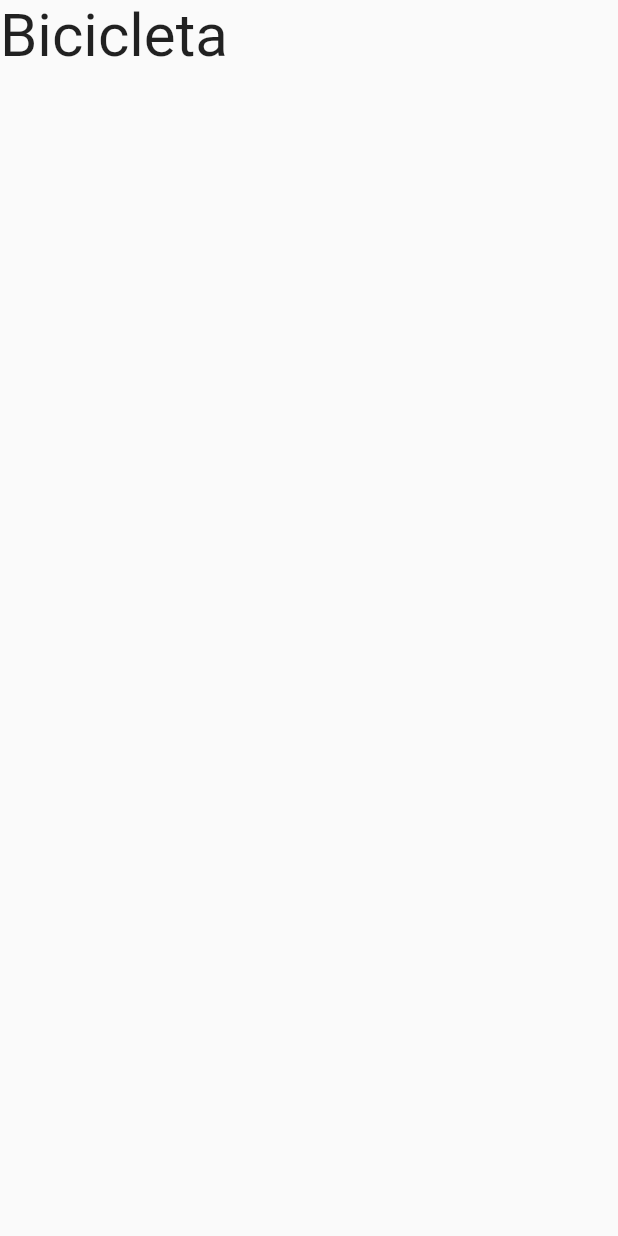
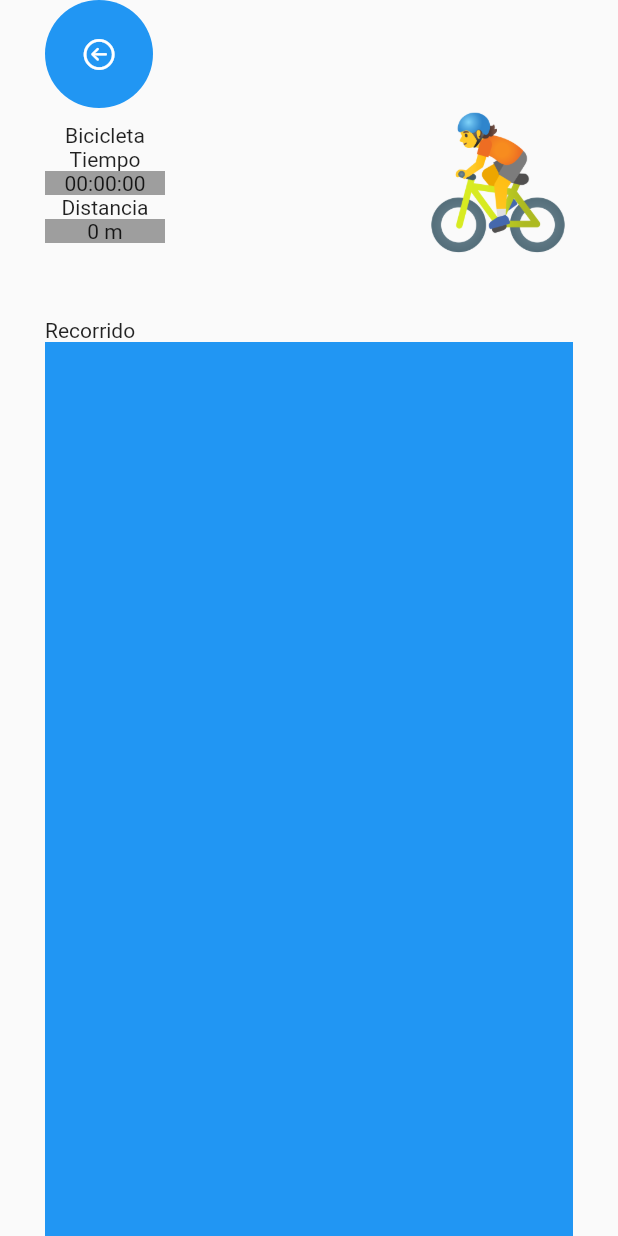
Before and after one commit to SamirPerezBazza/excercise-tracker, a Flutter app: the FirstRoute screen opened by its route, on a phone screen of 412 x 824 dp. Run offline on Flutter 3.47's test engine with Material 2 defaults, Android fonts, the phone set to English and light mode, and no system bars; missing offline and left inert: dart:ffi.

Commit message:
finished basic layout for the activity screen

```diff
--- a/lib/activity.dart
+++ b/lib/activity.dart
@@ -1,5 +1,6 @@
 import 'package:flutter/cupertino.dart';
 import 'package:flutter/material.dart';
+import 'package:flutter/services.dart';
 
 class FirstRoute extends StatelessWidget {
   const FirstRoute({super.key});
@@ -7,21 +8,91 @@ class FirstRoute extends StatelessWidget {
   @override
   Widget build(BuildContext context) {
     return Scaffold(
-        body: Column(
+        body: Padding(
+      padding: const EdgeInsets.symmetric(horizontal: 30),
+      child: Column(
         children: <Widget>[
           Align(
-            alignment: Alignment.topLeft,
+              alignment: Alignment.center,
               widthFactor: 1.7,
               child: Column(
                 crossAxisAlignment: CrossAxisAlignment.start,
-              children: const [
-                Text(
-                  'Bicicleta',
-                  style: TextStyle(fontSize: 40),
+                children: [
+                  ElevatedButton(
+                      style: ElevatedButton.styleFrom(
+                          shape: const CircleBorder(),
+                          padding: const EdgeInsets.all(24),
+                          elevation: 0),
+                      onPressed: () {},
+                      child: const Icon(CupertinoIcons.arrow_left_circle)),
+                  Row(
+                    mainAxisAlignment: MainAxisAlignment.spaceBetween,
+                    children: [
+                      Column(
+                        children: <Widget>[
+                          const Text("Bicicleta"),
+                          const Text("Tiempo"),
+                          Container(
+                            alignment: Alignment.center,
+                            width: 80,
+                            color: Colors.grey,
+                            child: const Text("00:00:00"),
+                          ),
+                          const Text("Distancia"),
+                          Container(
+                            alignment: Alignment.center,
+                            width: 80,
+                            color: Colors.grey,
+                            child: const Text("0 m"),
+                          ),
+                        ],
+                      ),
+                      Image.asset(
+                        "assets/images/bikeEmoji.png",
+                        width: 100,
+                        height: 100,
+                      )
+                    ],
+                  ),
+                  Container(
+                    margin: const EdgeInsets.symmetric(vertical: 40),
+                    child: Column(
+                      crossAxisAlignment: CrossAxisAlignment.start,
+                      children: [
+                        const Text("Recorrido"),
+                        Container(
+                          width: double.infinity,
+                          height: 600,
+                          color: Colors.blue,
+                        )
+                      ],
+                    ),
+                  ),
+                  Container(
+                    margin: const EdgeInsets.symmetric(vertical: 10),
+                    child: ElevatedButton(
+                      style: ElevatedButton.styleFrom(
+                        backgroundColor: Colors.green,
+                        minimumSize: const Size.fromHeight(50),
+                        elevation: 0,
+                      ),
+                      onPressed: () {},
+                      child: const Text("Iniciar"),
+                    ),
+                  ),
+                  ElevatedButton(
+                    style: ElevatedButton.styleFrom(
+                      backgroundColor: Colors.red,
+                      minimumSize: const Size.fromHeight(50),
+                      elevation: 0,
+                    ),
+                    onPressed: () {},
+                    child: const Text("Eliminar"),
                   ),
                 ],
               )),
         ],
+      ),
     ) // This trailing comma makes auto-formatting nicer for build methods.
         );
   }
```
Lines whose indentation alone changed are shown as unchanged.
